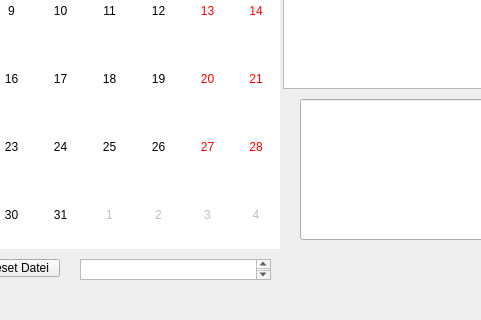
Above: OrgaNicer/organicer.ui from Dirkoonk/OrgaNicer before the change; both pictures show x 120 to 601 and y 280 to 600 of the 800 by 600 pixel window. Below: the same form after it.
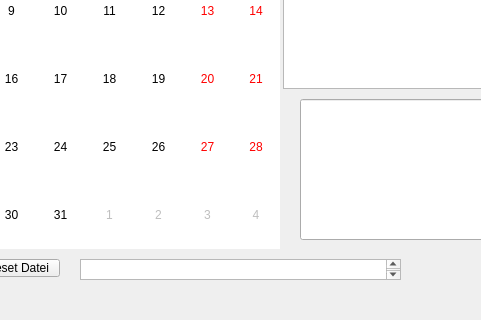
That is the form after the change.

Commit message: Größere Box

The edit to the form file:
```diff
--- a/OrgaNicer/organicer.ui
+++ b/OrgaNicer/organicer.ui
@@ -75,7 +75,7 @@
      <rect>
       <x>200</x>
       <y>520</y>
-      <width>191</width>
+      <width>321</width>
       <height>21</height>
      </rect>
     </property>
```
